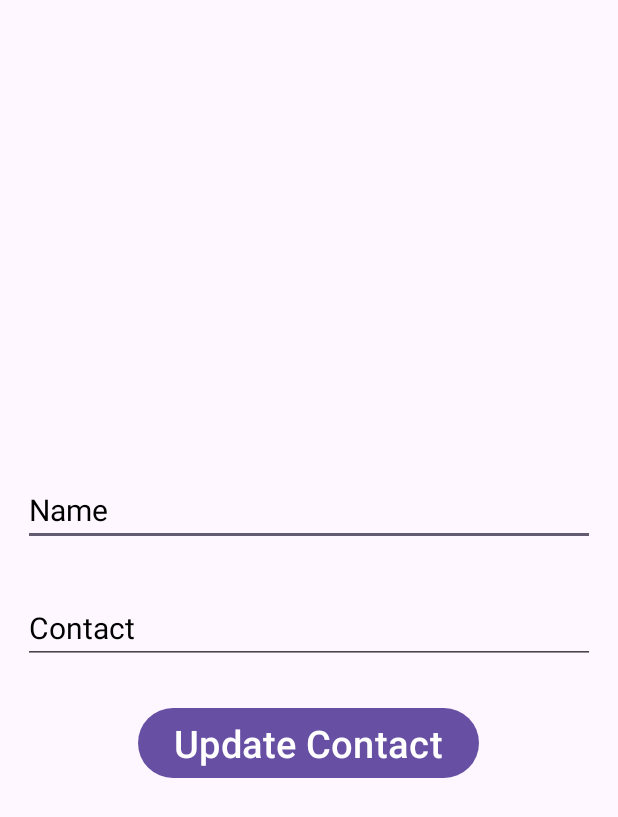
After one commit to codermaster2004/ContactBookOne, an Android app: the UpdateContactActivity screen opened directly, with no data from a screen before it, on a phone screen of 412 x 824 dp. The commit adds this screen. Shown: the top 817 px of the screen. Run offline under Robolectric (Android 15) with nearby library versions, the phone set to English and light mode, and no system bars.

Commit message:
Initial commit

```diff
--- a/app/src/main/AndroidManifest.xml
+++ b/app/src/main/AndroidManifest.xml
@@ -13,6 +13,9 @@
         android:theme="@style/Theme.ContactBookOne"
         tools:targetApi="31">
         <activity
+            android:name=".UpdateContactActivity"
+            android:exported="false" />
+        <activity
             android:name=".ContactSubmitActivity"
             android:exported="false" />
         <activity
--- a/app/src/main/java/com/example/contactbookone/MainActivity.java
+++ b/app/src/main/java/com/example/contactbookone/MainActivity.java
@@ -19,9 +19,8 @@ import java.util.Comparator;
 public class MainActivity extends AppCompatActivity {
 
     FloatingActionButton btnphone;
-ImageView ivNoData;
+    ImageView ivNoData;
     RecyclerView recyclerView;
-
     ArrayList<UserData> userDatalist = new ArrayList<>();
 
 
--- /dev/null
+++ b/app/src/main/java/com/example/contactbookone/UpdateContactActivity.java
@@ -0,0 +1,63 @@
+package com.example.contactbookone;
+
+import androidx.appcompat.app.AppCompatActivity;
+
+import android.content.Intent;
+import android.os.Bundle;
+import android.view.View;
+import android.widget.Button;
+import android.widget.EditText;
+
+public class UpdateContactActivity extends AppCompatActivity {
+
+    EditText etname;
+    EditText etcontact;
+    Button btnsave;
+
+    String oldname;
+    String oldcontact;
+    int userid;
+
+
+    @Override
+    protected void onCreate(Bundle savedInstanceState) {
+        super.onCreate(savedInstanceState);
+        setContentView(R.layout.activity_update_contact);
+
+        etname = findViewById(R.id.etname);
+        etcontact = findViewById(R.id.etcontact);
+        btnsave = findViewById(R.id.btnsave);
+
+        userid = getIntent().getIntExtra("id",0);
+        oldname = getIntent().getStringExtra("name");
+        oldcontact = getIntent().getStringExtra("contact");
+
+        etname.setText(oldname);
+        etcontact.setText(oldcontact);
+
+        btnsave.setOnClickListener(new View.OnClickListener() {
+            @Override
+            public void onClick(View v) {
+
+                String newname = etname.getText().toString();
+                String newcontact = etcontact.getText().toString();
+
+                Datahelper datahelper = new Datahelper(UpdateContactActivity.this);
+                datahelper.updateCOntact(userid,newname,newcontact);
+
+                startActivity(new Intent(UpdateContactActivity.this,MainActivity.class));
+                finish();
+            }
+        });
+
+
+    }
+
+    @Override
+    public void onBackPressed() {
+        super.onBackPressed();
+
+        startActivity(new Intent(UpdateContactActivity.this,MainActivity.class));
+        finish();
+    }
+}
--- /dev/null
+++ b/app/src/main/res/layout/activity_update_contact.xml
@@ -0,0 +1,37 @@
+<?xml version="1.0" encoding="utf-8"?>
+<LinearLayout xmlns:android="http://schemas.android.com/apk/res/android"
+    xmlns:app="http://schemas.android.com/apk/res-auto"
+    xmlns:tools="http://schemas.android.com/tools"
+    android:layout_width="match_parent"
+    android:layout_height="match_parent"
+    android:orientation="vertical"
+    android:gravity="center">
+
+    <EditText
+        android:id="@+id/etname"
+        android:layout_width="match_parent"
+        android:layout_height="wrap_content"
+        android:hint="Name"
+        android:textColorHint="@color/black"
+        android:textSize="20dp"
+        android:layout_margin="15dp"/>
+
+
+    <EditText
+        android:id="@+id/etcontact"
+        android:layout_width="match_parent"
+        android:layout_height="wrap_content"
+        android:hint="Contact"
+        android:textColorHint="@color/black"
+        android:textSize="20dp"
+        android:layout_margin="15dp"/>
+
+    <Button
+        android:id="@+id/btnsave"
+        android:layout_width="wrap_content"
+        android:layout_height="wrap_content"
+        android:text="Update Contact"
+        android:textSize="25dp"
+        android:layout_marginTop="10dp"/>
+
+</LinearLayout>
--- a/app/src/main/res/layout/contact_items_layout.xml
+++ b/app/src/main/res/layout/contact_items_layout.xml
@@ -6,7 +6,6 @@
     app:cardCornerRadius="10dp"
     app:cardElevation="10dp"
     app:cardUseCompatPadding="true">
-
 
     <LinearLayout
         android:layout_width="match_parent"
@@ -31,7 +30,6 @@
             android:gravity="center_vertical"
             android:layout_weight="1"
             android:orientation="vertical">
-
 
             <TextView
                 android:id="@+id/tvName"
```
Also changed, not shown: app/src/main/java/com/example/contactbookone/ContactAdapter.java (+7 -0 lines), app/src/main/java/com/example/contactbookone/Datahelper.java (+7 -0 lines).
